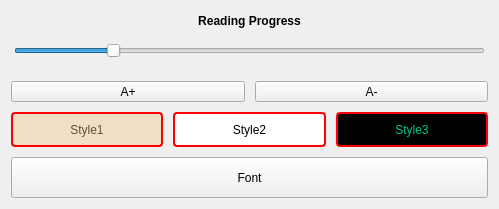
ic005k/Knot-Legacy, file src/Reader/ReaderSet.ui: the form before one commit.
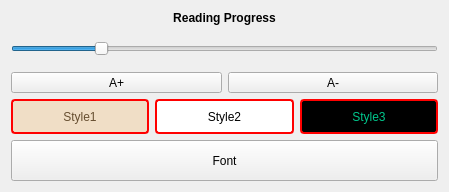
The form after the commit. Icons and pictures are not drawn.

Diff of the .ui file:
```diff
--- a/src/Reader/ReaderSet.ui
+++ b/src/Reader/ReaderSet.ui
@@ -6,53 +6,14 @@
    <rect>
     <x>0</x>
     <y>0</y>
-    <width>499</width>
-    <height>209</height>
+    <width>449</width>
+    <height>192</height>
    </rect>
   </property>
   <property name="windowTitle">
    <string>Dialog</string>
   </property>
   <layout class="QVBoxLayout" name="verticalLayout">
-   <property name="spacing">
-    <number>10</number>
-   </property>
-   <item>
-    <widget class="QFrame" name="frameFun">
-     <property name="minimumSize">
-      <size>
-       <width>45</width>
-       <height>0</height>
-      </size>
-     </property>
-     <property name="maximumSize">
-      <size>
-       <width>16777215</width>
-       <height>16777215</height>
-      </size>
-     </property>
-     <property name="frameShape">
-      <enum>QFrame::NoFrame</enum>
-     </property>
-     <property name="frameShadow">
-      <enum>QFrame::Raised</enum>
-     </property>
-     <layout class="QVBoxLayout" name="verticalLayout_3">
-      <property name="spacing">
-       <number>5</number>
-      </property>
-      <property name="leftMargin">
-       <number>3</number>
-      </property>
-      <property name="topMargin">
-       <number>3</number>
-      </property>
-      <property name="rightMargin">
-       <number>3</number>
-      </property>
-      <property name="bottomMargin">
-       <number>3</number>
-      </property>
       <item>
        <widget class="QLabel" name="lblProg">
         <property name="font">
@@ -143,9 +104,6 @@
         </property>
        </widget>
       </item>
-     </layout>
-    </widget>
-   </item>
    <item>
     <layout class="QHBoxLayout" name="horizontalLayout_2">
      <item>
```
Left out of the diff: 6 changed lines with no effect on the pictures. Lines whose indentation alone changed are shown as unchanged.
